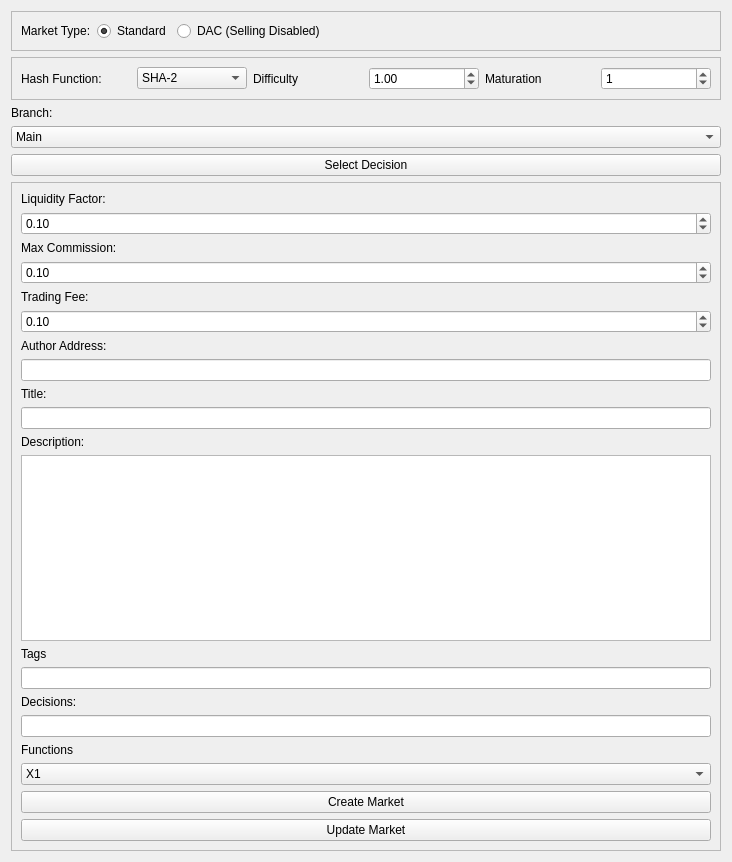
Above: src/qt/forms/decisionmarketcreationwidget.ui from brishtiteveja/truthcoin-cpp before the change. Below: the same form after it.
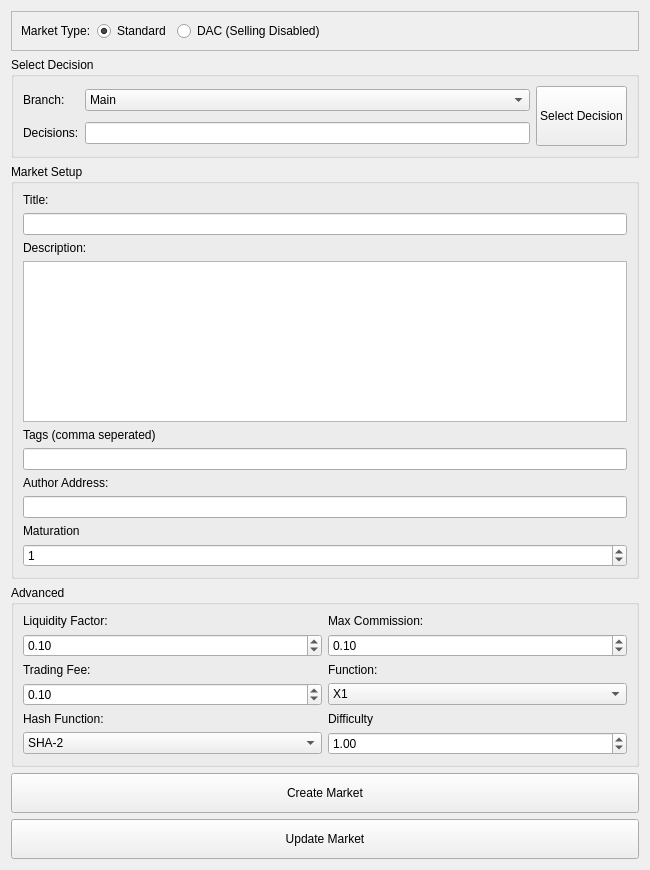
That is the form after the change.

Commit message: Updated authorview, decision creation view and market creation view

```diff
--- a/src/qt/forms/decisionmarketcreationwidget.ui
+++ b/src/qt/forms/decisionmarketcreationwidget.ui
@@ -6,10 +6,16 @@
    <rect>
     <x>0</x>
     <y>0</y>
-    <width>732</width>
-    <height>862</height>
+    <width>650</width>
+    <height>870</height>
    </rect>
   </property>
+  <property name="minimumSize">
+   <size>
+    <width>650</width>
+    <height>0</height>
+   </size>
+  </property>
   <property name="windowTitle">
    <string>Form</string>
   </property>
@@ -64,44 +70,105 @@
     </widget>
    </item>
    <item>
-    <widget class="QFrame" name="frame_2">
-     <property name="frameShape">
-      <enum>QFrame::StyledPanel</enum>
+    <widget class="QGroupBox" name="groupBox_2">
+     <property name="title">
+      <string>Select Decision</string>
      </property>
-     <property name="frameShadow">
-      <enum>QFrame::Raised</enum>
-     </property>
-     <layout class="QHBoxLayout" name="horizontalLayout_2">
-      <item>
-       <widget class="QLabel" name="labelHashFunction">
+     <layout class="QGridLayout" name="gridLayout_4">
+      <item row="0" column="0">
+       <widget class="QLabel" name="labelBranch">
+        <property name="sizePolicy">
+         <sizepolicy hsizetype="Maximum" vsizetype="Preferred">
+          <horstretch>0</horstretch>
+          <verstretch>0</verstretch>
+         </sizepolicy>
+        </property>
         <property name="text">
-         <string>Hash Function:</string>
+         <string>Branch:</string>
         </property>
        </widget>
       </item>
-      <item>
-       <widget class="QComboBox" name="comboBoxHashFunction">
+      <item row="0" column="1">
+       <widget class="QComboBox" name="comboBoxBranch">
         <item>
          <property name="text">
-          <string>SHA-2</string>
+          <string>Main</string>
          </property>
         </item>
        </widget>
       </item>
+      <item row="0" column="2" rowspan="2">
+       <widget class="QPushButton" name="pushButtonSelectDecision">
+        <property name="minimumSize">
+         <size>
+          <width>0</width>
+          <height>60</height>
+         </size>
+        </property>
+        <property name="text">
+         <string>Select Decision</string>
+        </property>
+       </widget>
+      </item>
+      <item row="1" column="0">
+       <widget class="QLabel" name="labelDecisions">
+        <property name="text">
+         <string>Decisions:</string>
+        </property>
+       </widget>
+      </item>
+      <item row="1" column="1">
+       <widget class="QLineEdit" name="lineEditDecisions"/>
+      </item>
+     </layout>
+    </widget>
+   </item>
+   <item>
+    <widget class="QGroupBox" name="groupBox_3">
+     <property name="title">
+      <string>Market Setup</string>
+     </property>
+     <layout class="QVBoxLayout" name="verticalLayout_3">
       <item>
-       <widget class="QLabel" name="labelDifficulty">
+       <widget class="QLabel" name="labelTitle">
         <property name="text">
-         <string>Difficulty</string>
+         <string>Title:</string>
         </property>
        </widget>
       </item>
       <item>
-       <widget class="QDoubleSpinBox" name="doubleSpinBoxDifficulty">
-        <property name="value">
-         <double>1.000000000000000</double>
+       <widget class="QLineEdit" name="lineEditTitle"/>
+      </item>
+      <item>
+       <widget class="QLabel" name="labelDescription">
+        <property name="text">
+         <string>Description:</string>
         </property>
        </widget>
       </item>
+      <item>
+       <widget class="QPlainTextEdit" name="plainTextEditDescription"/>
+      </item>
+      <item>
+       <widget class="QLabel" name="labelTags">
+        <property name="text">
+         <string>Tags (comma seperated)</string>
+        </property>
+       </widget>
+      </item>
+      <item>
+       <widget class="QLineEdit" name="lineEditTags"/>
+      </item>
+      <item>
+       <widget class="QLabel" name="labelAuthorAddress">
+        <property name="text">
+         <string>Author Address:</string>
+        </property>
+       </widget>
+      </item>
+      <item>
+       <widget class="QLineEdit" name="lineEditAuthorAddress"/>
+      </item>
       <item>
        <widget class="QLabel" name="labelMaturation">
         <property name="text">
@@ -120,147 +187,61 @@
     </widget>
    </item>
    <item>
-    <widget class="QLabel" name="labelBranch">
-     <property name="text">
-      <string>Branch:</string>
+    <widget class="QGroupBox" name="groupBox">
+     <property name="title">
+      <string>Advanced</string>
      </property>
-    </widget>
-   </item>
-   <item>
-    <widget class="QComboBox" name="comboBoxBranch">
-     <item>
-      <property name="text">
-       <string>Main</string>
-      </property>
-     </item>
-     <item>
-      <property name="text">
-       <string>Sports</string>
-      </property>
-     </item>
-     <item>
-      <property name="text">
-       <string>Econ</string>
-      </property>
-     </item>
-    </widget>
-   </item>
-   <item>
-    <widget class="QPushButton" name="pushButtonSelectDecision">
-     <property name="text">
-      <string>Select Decision</string>
-     </property>
-    </widget>
-   </item>
-   <item>
-    <widget class="QFrame" name="frame_3">
-     <property name="frameShape">
-      <enum>QFrame::StyledPanel</enum>
-     </property>
-     <property name="frameShadow">
-      <enum>QFrame::Raised</enum>
-     </property>
-     <layout class="QVBoxLayout" name="verticalLayout_2">
-      <item>
+     <layout class="QGridLayout" name="gridLayout_3">
+      <item row="0" column="0">
        <widget class="QLabel" name="labelB">
         <property name="text">
          <string>Liquidity Factor:</string>
         </property>
        </widget>
       </item>
-      <item>
-       <widget class="QDoubleSpinBox" name="doubleSpinBoxB">
-        <property name="value">
-         <double>0.100000000000000</double>
-        </property>
-       </widget>
-      </item>
-      <item>
+      <item row="0" column="1">
        <widget class="QLabel" name="labelMaxCommission">
         <property name="text">
          <string>Max Commission:</string>
         </property>
        </widget>
       </item>
-      <item>
+      <item row="1" column="0">
+       <widget class="QDoubleSpinBox" name="doubleSpinBoxB">
+        <property name="value">
+         <double>0.100000000000000</double>
+        </property>
+       </widget>
+      </item>
+      <item row="1" column="1">
        <widget class="QDoubleSpinBox" name="doubleSpinBoxMaxCommission">
         <property name="value">
          <double>0.100000000000000</double>
         </property>
        </widget>
       </item>
-      <item>
+      <item row="2" column="0">
        <widget class="QLabel" name="labelTradeFee">
         <property name="text">
          <string>Trading Fee:</string>
         </property>
        </widget>
       </item>
-      <item>
-       <widget class="QDoubleSpinBox" name="doubleSpinBoxTradeFee">
-        <property name="value">
-         <double>0.100000000000000</double>
-        </property>
-       </widget>
-      </item>
-      <item>
-       <widget class="QLabel" name="labelAuthorAddress">
-        <property name="text">
-         <string>Author Address:</string>
-        </property>
-       </widget>
-      </item>
-      <item>
-       <widget class="QLineEdit" name="lineEditAuthorAddress"/>
-      </item>
-      <item>
-       <widget class="QLabel" name="labelTitle">
-        <property name="text">
-         <string>Title:</string>
-        </property>
-       </widget>
-      </item>
-      <item>
-       <widget class="QLineEdit" name="lineEditTitle"/>
-      </item>
-      <item>
-       <widget class="QLabel" name="labelDescription">
-        <property name="text">
-         <string>Description:</string>
-        </property>
-       </widget>
-      </item>
-      <item>
-       <widget class="QPlainTextEdit" name="plainTextEditDescription"/>
-      </item>
-      <item>
-       <widget class="QLabel" name="labelTags">
-        <property name="text">
-         <string>Tags</string>
-        </property>
-       </widget>
-      </item>
-      <item>
-       <widget class="QLineEdit" name="lineEditTags"/>
-      </item>
-      <item>
-       <widget class="QLabel" name="labelDecisions">
-        <property name="text">
-         <string>Decisions:</string>
-        </property>
-       </widget>
-      </item>
-      <item>
-       <widget class="QLineEdit" name="lineEditDecisions"/>
-      </item>
-      <item>
+      <item row="2" column="1">
        <widget class="QLabel" name="labelFunctions">
         <property name="text">
-         <string>Functions</string>
+         <string>Function:</string>
         </property>
        </widget>
       </item>
-      <item>
+      <item row="3" column="0">
+       <widget class="QDoubleSpinBox" name="doubleSpinBoxTradeFee">
+        <property name="value">
+         <double>0.100000000000000</double>
+        </property>
+       </widget>
+      </item>
+      <item row="3" column="1">
        <widget class="QComboBox" name="comboBoxFunctions">
         <item>
          <property name="text">
@@ -284,23 +265,65 @@
         </item>
        </widget>
       </item>
-      <item>
-       <widget class="QPushButton" name="pushButtonCreateMarket">
+      <item row="4" column="0">
+       <widget class="QLabel" name="labelHashFunction">
         <property name="text">
-         <string>Create Market</string>
+         <string>Hash Function:</string>
         </property>
        </widget>
       </item>
-      <item>
-       <widget class="QPushButton" name="pushButtonUpdateMarket">
+      <item row="4" column="1">
+       <widget class="QLabel" name="labelDifficulty">
         <property name="text">
-         <string>Update Market</string>
+         <string>Difficulty</string>
+        </property>
+       </widget>
+      </item>
+      <item row="5" column="0">
+       <widget class="QComboBox" name="comboBoxHashFunction">
+        <item>
+         <property name="text">
+          <string>SHA-2</string>
+         </property>
+        </item>
+       </widget>
+      </item>
+      <item row="5" column="1">
+       <widget class="QDoubleSpinBox" name="doubleSpinBoxDifficulty">
+        <property name="value">
+         <double>1.000000000000000</double>
         </property>
        </widget>
       </item>
      </layout>
     </widget>
    </item>
+   <item>
+    <widget class="QPushButton" name="pushButtonCreateMarket">
+     <property name="minimumSize">
+      <size>
+       <width>0</width>
+       <height>40</height>
+      </size>
+     </property>
+     <property name="text">
+      <string>Create Market</string>
+     </property>
+    </widget>
+   </item>
+   <item>
+    <widget class="QPushButton" name="pushButtonUpdateMarket">
+     <property name="minimumSize">
+      <size>
+       <width>0</width>
+       <height>40</height>
+      </size>
+     </property>
+     <property name="text">
+      <string>Update Market</string>
+     </property>
+    </widget>
+   </item>
   </layout>
  </widget>
  <resources/>
```
Left out of the diff: 10 changed lines with no effect on the pictures. The commit also changes 3 other files.
